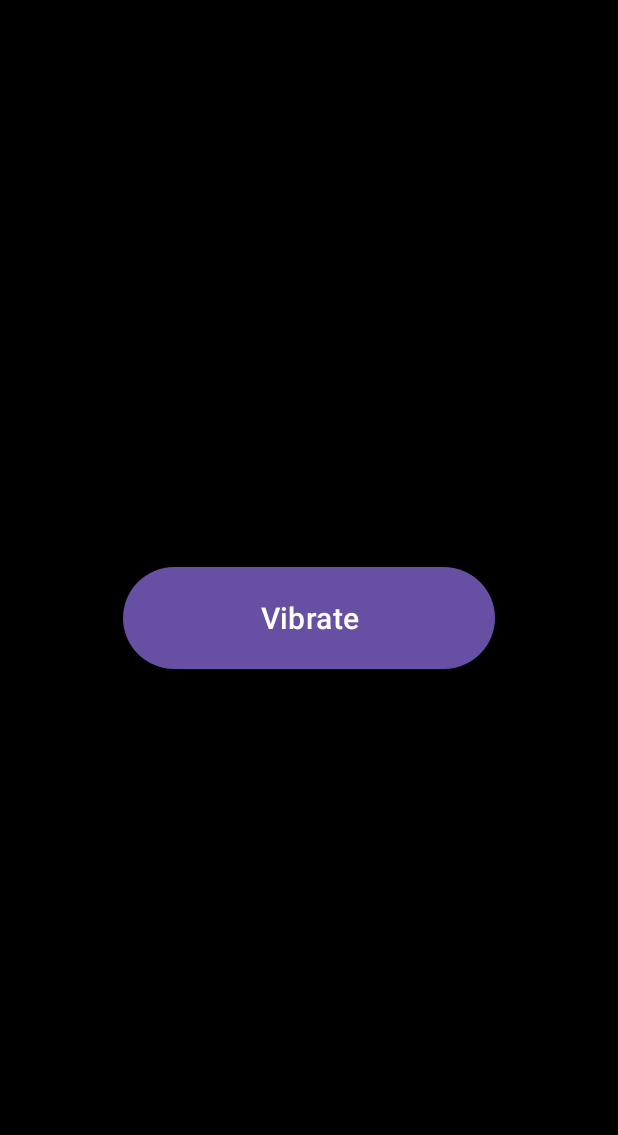
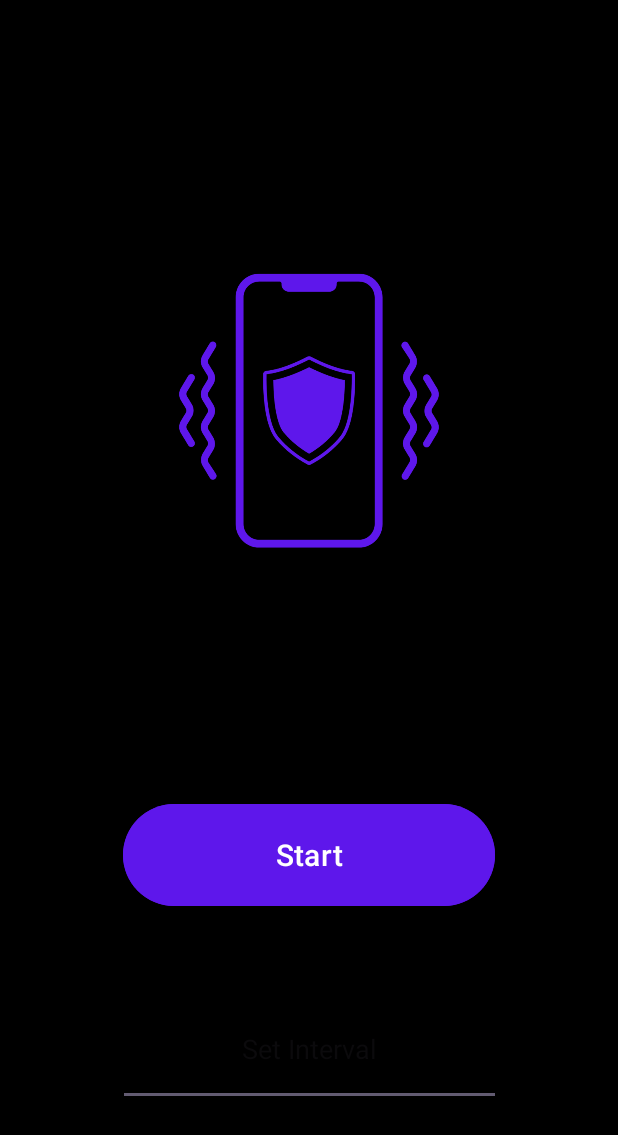
Before and after one commit to yashbim/pocket-guard, an Android app: the screen it shows after launch (MainActivity), on a phone screen of 412 x 824 dp. Shown: the top 1135 px of the screen. Run offline under Robolectric (Android 15) with nearby library versions, the light colour scheme and no system bars.

Commit message:
Function created for vibrate feature

```diff
--- a/app/src/main/res/layout/home_screen.xml
+++ b/app/src/main/res/layout/home_screen.xml
@@ -4,20 +4,49 @@
     xmlns:tools="http://schemas.android.com/tools"
     android:layout_width="match_parent"
     android:layout_height="match_parent"
+    android:background="@color/black"
     tools:context=".MainActivity"
     tools:layout_editor_absoluteX="0dp"
-    tools:layout_editor_absoluteY="-64dp"
-    android:background="@color/black">
+    tools:layout_editor_absoluteY="-64dp">
 
 
     <Button
         android:id="@+id/startvibration"
         android:layout_width="248dp"
         android:layout_height="76dp"
-        android:text="Vibrate"
+        android:layout_marginBottom="216dp"
+        android:backgroundTint="#5E17EB"
+        android:text="Start"
         android:textSize="20dp"
         app:layout_constraintBottom_toBottomOf="parent"
         app:layout_constraintEnd_toEndOf="parent"
+        app:layout_constraintStart_toStartOf="parent" />
+
+    <ImageView
+        android:id="@+id/imageView"
+        android:layout_width="324dp"
+        android:layout_height="299dp"
+        app:layout_constraintBottom_toTopOf="@+id/startvibration"
+        app:layout_constraintEnd_toEndOf="parent"
         app:layout_constraintStart_toStartOf="parent"
-        app:layout_constraintTop_toTopOf="parent" />
+        app:layout_constraintTop_toTopOf="parent"
+        app:layout_constraintVertical_bias="0.577"
+        app:srcCompat="@drawable/pocketguard_black" />
+
+    <EditText
+        android:id="@+id/interval"
+        android:layout_width="255dp"
+        android:layout_height="75dp"
+        android:gravity="center"
+        android:inputType="number"
+        android:hint="Set Interval"
+        android:textColor="@color/white"
+        app:layout_constraintBottom_toBottomOf="parent"
+        app:layout_constraintEnd_toEndOf="parent"
+        app:layout_constraintHorizontal_bias="0.502"
+        app:layout_constraintStart_toStartOf="parent"
+        app:layout_constraintTop_toBottomOf="@+id/startvibration"
+        app:layout_constraintVertical_bias="0.382" />
+
+
 </androidx.constraintlayout.widget.ConstraintLayout>
```
Also changed, not shown: app/src/main/java/com/example/pocket_guard/MainActivity.kt (+25 -5 lines), app/src/main/res/drawable/pocketguard_black.png (added).
